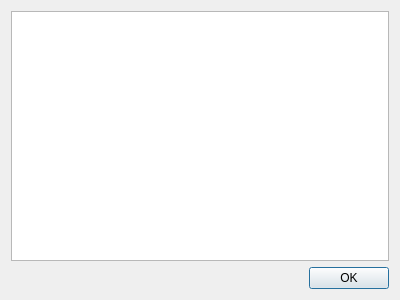
Before: the Qt Designer form ui_files/notificationDialog_ver1.ui in lee-hodg/QTierna, drawn with Qt 5.
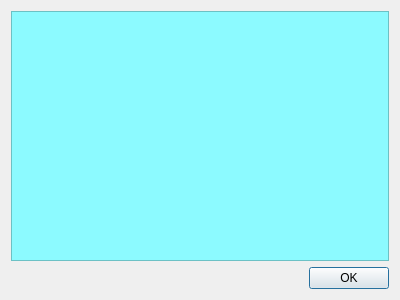
After: the same form once the commit is applied.

Commit message: fix reminder and add basic context menu for rightclick for tree

```diff
--- a/ui_files/notificationDialog_ver1.ui
+++ b/ui_files/notificationDialog_ver1.ui
@@ -21,6 +21,9 @@
        <italic>true</italic>
       </font>
      </property>
+     <property name="styleSheet">
+      <string notr="true">QTextBrowser{background-color: rgb(140, 250, 255);}</string>
+     </property>
      <property name="horizontalScrollBarPolicy">
       <enum>Qt::ScrollBarAlwaysOff</enum>
      </property>
```
The commit also changes 2 other files.
